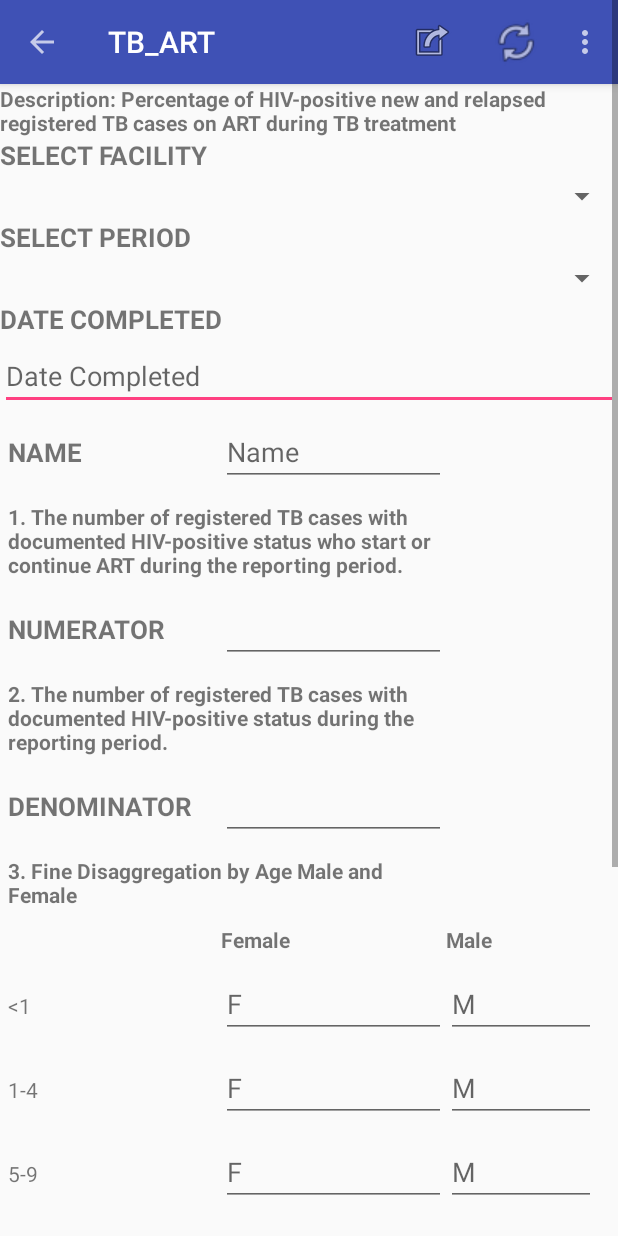
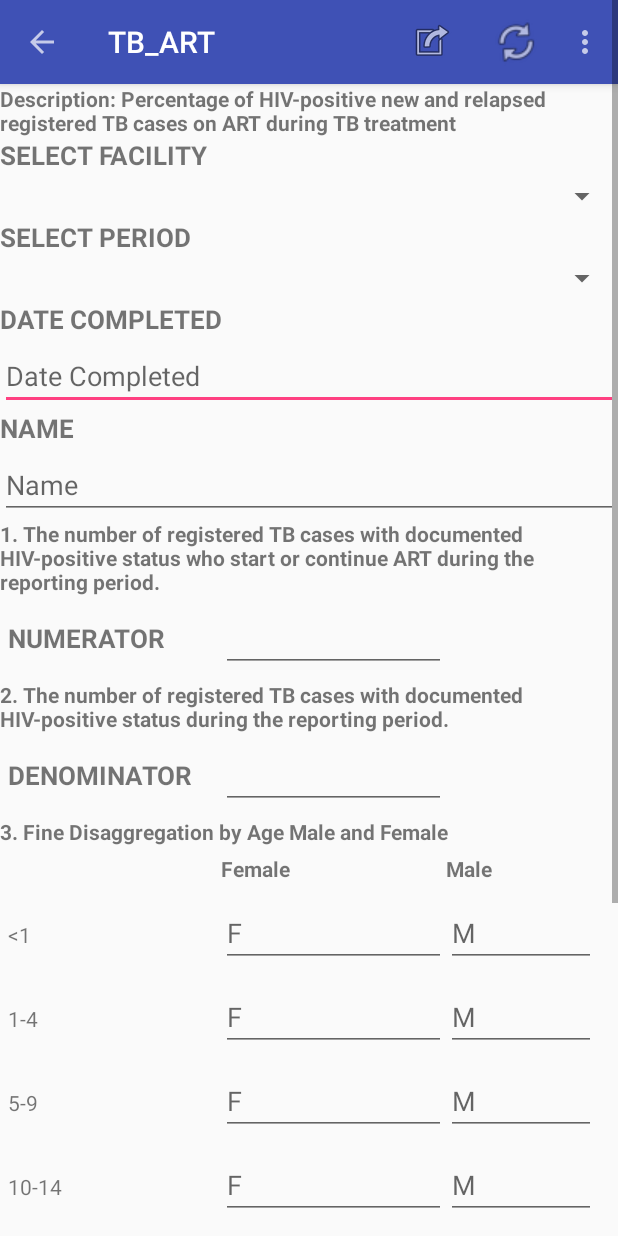
Before and after one commit to mbaradza/pangea, an Android app: the ARTFormActivity screen opened directly, with no data from a screen before it, on a phone screen of 412 x 824 dp. Run offline under Robolectric (Android 15) with nearby library versions, the phone set to English and light mode, and no system bars; libraries missing offline, so code that uses them is left out: com.activeandroid, com.activeandroid.annotation, com.activeandroid.query; 3 statements that could not run were skipped.

Commit message:
Auto Calcuate on All Fields

```diff
--- a/app/src/main/java/zw/co/ncmp/business/DSDIndividual.java
+++ b/app/src/main/java/zw/co/ncmp/business/DSDIndividual.java
@@ -46,7 +46,7 @@ public class DSDIndividual extends Model {
     public String serverCreatedDate;
 
     @Expose
-    //@Column(name = "name")
+    @Column(name = "name")
     public String name;
 
     @Expose
@@ -731,7 +731,7 @@ public class DSDIndividual extends Model {
     }
 
     public Long femaleQuestion4() {
-        return AppUtil.getLong(femaleLessThanOne5) + AppUtil.getLong(femaleOneToFour4) +
+        return AppUtil.getLong(femaleLessThanOne4) + AppUtil.getLong(femaleOneToFour4) +
                 AppUtil.getLong(femaleFiveToNine4) + AppUtil.getLong(femaleTenToFourteen4) +
                 AppUtil.getLong(femaleFifteenToNineteen4) + AppUtil.getLong(femaleTwentyToTwentyFour4) +
                 AppUtil.getLong(femaleTwentyFiveToFortyNine4) + AppUtil.getLong(femaleFiftyPlus4);
--- a/app/src/main/java/zw/co/ncmp/business/MonthReportForm.java
+++ b/app/src/main/java/zw/co/ncmp/business/MonthReportForm.java
@@ -792,7 +792,7 @@ public class MonthReportForm extends Model {
     }
 
     public Long femaleQuestion4() {
-        return AppUtil.getLong(femaleLessThanOne5) + AppUtil.getLong(femaleOneToFour4) +
+        return AppUtil.getLong(femaleLessThanOne4) + AppUtil.getLong(femaleOneToFour4) +
                 AppUtil.getLong(femaleFiveToNine4) + AppUtil.getLong(femaleTenToFourteen4) +
                 AppUtil.getLong(femaleFifteenToNineteen4) + AppUtil.getLong(femaleTwentyToTwentyFour4) +
                 AppUtil.getLong(femaleTwentyFiveToFortyNine4) + AppUtil.getLong(femaleFiftyPlus4);
--- a/app/src/main/java/zw/co/ncmp/business/RegisterForm.java
+++ b/app/src/main/java/zw/co/ncmp/business/RegisterForm.java
@@ -792,7 +792,7 @@ public class RegisterForm extends Model {
     }
 
     public Long femaleQuestion4() {
-        return AppUtil.getLong(femaleLessThanOne5) + AppUtil.getLong(femaleOneToFour4) +
+        return AppUtil.getLong(femaleLessThanOne4) + AppUtil.getLong(femaleOneToFour4) +
                 AppUtil.getLong(femaleFiveToNine4) + AppUtil.getLong(femaleTenToFourteen4) +
                 AppUtil.getLong(femaleFifteenToNineteen4) + AppUtil.getLong(femaleTwentyToTwentyFour4) +
                 AppUtil.getLong(femaleTwentyFiveToFortyNine4) + AppUtil.getLong(femaleFiftyPlus4);
--- a/app/src/main/res/layout/art_form_activity.xml
+++ b/app/src/main/res/layout/art_form_activity.xml
@@ -54,15 +54,6 @@
             android:layout_height="wrap_content"
             android:hint="Date Completed" />
 
-        <TableLayout
-            android:layout_width="match_parent"
-            android:layout_height="wrap_content">
-
-            <TableRow
-                android:layout_width="wrap_content"
-                android:layout_height="wrap_content"
-                android:padding="5dip">
-
         <TextView
             style="@style/TextViewInputStyle"
             android:text="Name" />
@@ -72,12 +63,10 @@
             android:layout_width="match_parent"
             android:layout_height="wrap_content"
             android:hint="Name" />
-            </TableRow>
 
-            <TableRow
-                android:layout_width="wrap_content"
-                android:layout_height="wrap_content"
-                android:padding="5dip">
+        <TableLayout
+            android:layout_width="match_parent"
+            android:layout_height="wrap_content">
 
             <TextView
                 android:layout_width="wrap_content"
@@ -86,8 +75,6 @@
                 android:layout_span="2"
                 android:text="1. The number of registered TB cases with documented HIV-positive status who start or continue ART during the reporting period."
                 android:textStyle="bold" />
-
-            </TableRow>
 
             <TableRow
                 android:layout_width="wrap_content"
@@ -106,11 +93,6 @@
 
             </TableRow>
 
-            <TableRow
-                android:layout_width="wrap_content"
-                android:layout_height="wrap_content"
-                android:padding="5dip">
-
             <TextView
                 android:layout_width="wrap_content"
                 android:layout_height="wrap_content"
@@ -118,8 +100,6 @@
                 android:layout_span="2"
                 android:text="2. The number of registered TB cases with documented HIV-positive status during the reporting period."
                 android:textStyle="bold" />
-
-            </TableRow>
 
             <TableRow
                 android:layout_width="wrap_content"
@@ -138,11 +118,6 @@
 
             </TableRow>
 
-            <TableRow
-                android:layout_width="wrap_content"
-                android:layout_height="wrap_content"
-                android:padding="5dip">
-
             <TextView
                 android:layout_width="wrap_content"
                 android:layout_height="wrap_content"
@@ -150,8 +125,6 @@
                 android:layout_span="2"
                 android:text="3. Fine Disaggregation by Age Male and Female"
                 android:textStyle="bold" />
-
-            </TableRow>
 
             <TableRow
                 android:layout_width="wrap_content"
--- a/app/src/main/res/layout/facility_view_activity.xml
+++ b/app/src/main/res/layout/facility_view_activity.xml
@@ -45,10 +45,6 @@
             android:layout_height="wrap_content"
             android:text="FACILITY STAFF" />
 
-        <TextView
-            style="@style/TextViewStyle"
-            android:text="VIEW SITE SUPPORT REPORT"></TextView>
-
         <ListView
             android:id="@+id/case_file_list_View"
             android:layout_width="match_parent"
```
Also changed, not shown: app/src/main/java/zw/co/ncmp/adpater/CaseFileAdapter.java (+5 -2 lines), app/src/main/java/zw/co/ncmp/business/DSDCouple.java (+7 -7 lines), app/src/main/java/zw/co/ncmp/business/TXTNew.java (+8 -8 lines), app/src/main/res/layout/dsd_couple_activity.xml (+10 -12 lines), app/src/main/res/layout/dsd_individual_activity.xml (+5 -12 lines), app/src/main/res/layout/item.xml (+7 -4 lines), app/src/main/res/layout/screen_form_activity.xml (+3 -31 lines), app/src/main/res/layout/stat_form_activity.xml (+12 -35 lines), app/src/main/res/values/styles.xml (+11 -0 lines). Lines whose indentation alone changed are shown as unchanged.
